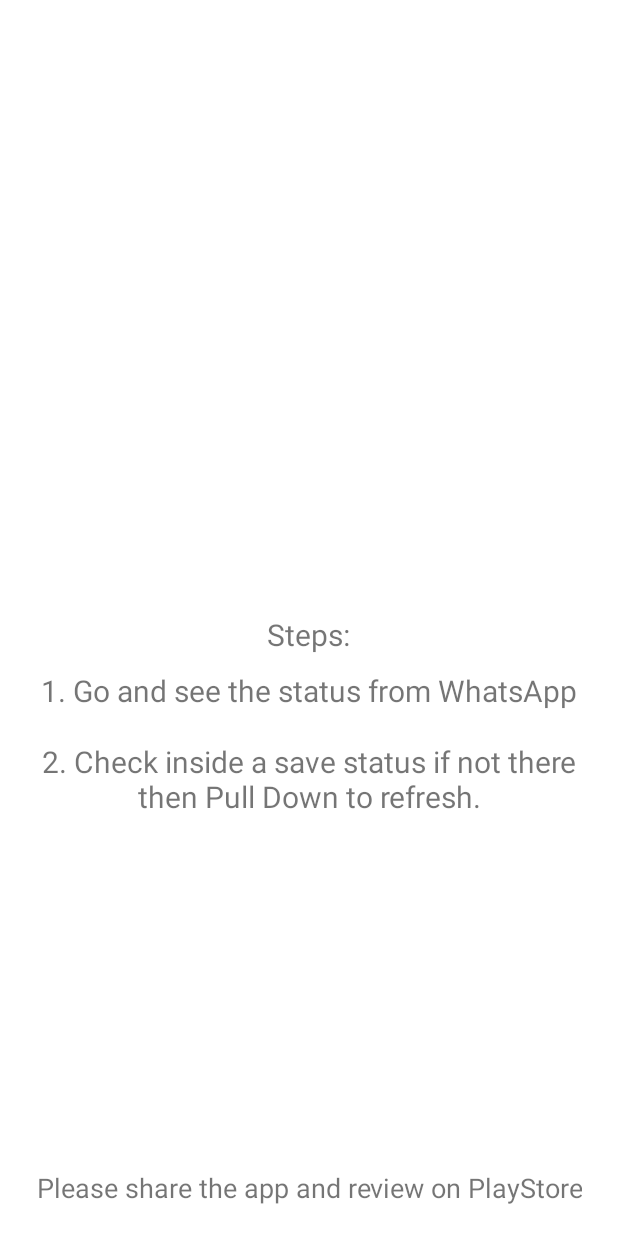
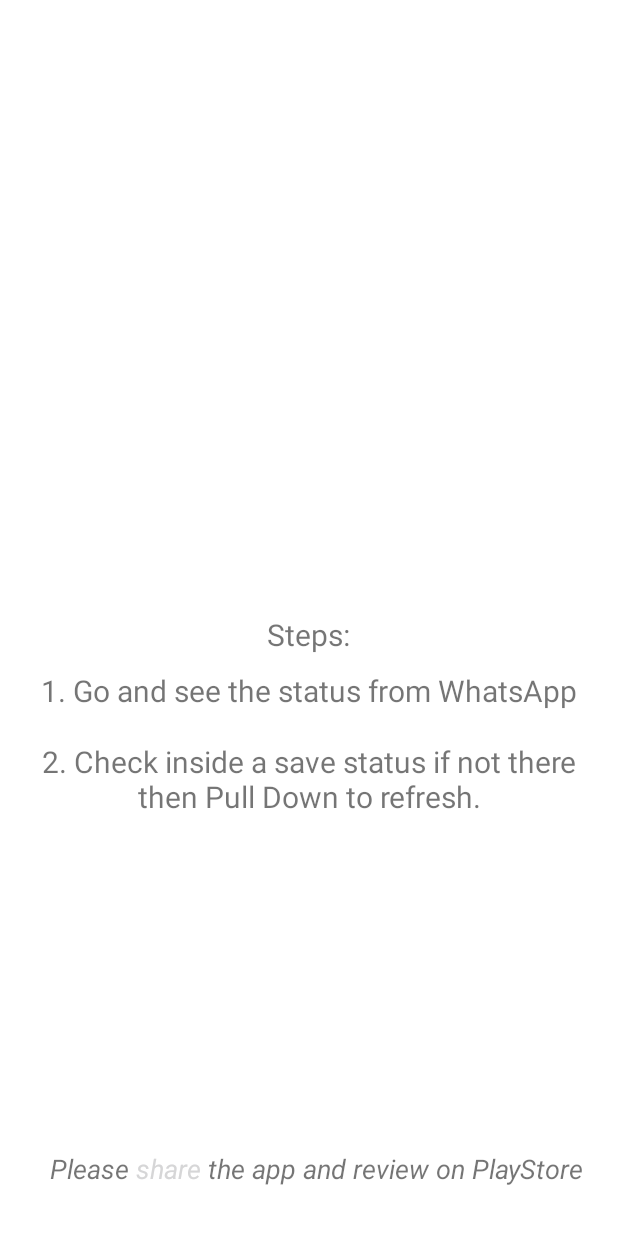
Before and after one commit to nero002/QuickText, an Android app: the fragment InfoFragment shown on its own in the app's theme, on a phone screen of 412 x 824 dp. Run offline under Robolectric (Android 15) with nearby library versions, the light colour scheme and no system bars; Roboto replaces fonts that are not available here.

Commit message:
11 support

```diff
--- a/app/build.gradle
+++ b/app/build.gradle
@@ -13,8 +13,8 @@ android {
         applicationId "com.nero.qtquicktext"
         minSdkVersion 21
         targetSdkVersion 30
-        versionCode 2
-        versionName "1.0.1"
+        versionCode 3
+        versionName "1.0.2"
 
         testInstrumentationRunner "androidx.test.runner.AndroidJUnitRunner"
     }
--- a/app/src/main/AndroidManifest.xml
+++ b/app/src/main/AndroidManifest.xml
@@ -10,6 +10,8 @@
         tools:ignore="ScopedStorage" />
     <queries>
         <package android:name="com.whatsapp" />
+        <package android:name="com.whatsapp.w4b" />
+
     </queries>
     <uses-permission
         android:name="android.permission.READ_EXTERNAL_STORAGE"
--- a/app/src/main/java/com/nero/qtquicktext/ui/saveStatus/SaveStatusFragment.kt
+++ b/app/src/main/java/com/nero/qtquicktext/ui/saveStatus/SaveStatusFragment.kt
@@ -17,7 +17,7 @@ import com.nero.qtquicktext.R
 import com.nero.qtquicktext.constant.Constant
 import com.nero.qtquicktext.ui.saveStatus.recyclerView.StatusModel
 import com.nero.qtquicktext.ui.saveStatus.recyclerView.StatusSaverAdapter
-import com.simplemobiletools.commons.extensions.sharePathIntent
+import com.nero.qtquicktext.util.sharePath
 import kotlinx.android.synthetic.main.fragment_save_status.*
 import java.io.File
 import java.util.*
@@ -87,8 +87,8 @@ class SaveStatusFragment : Fragment(R.layout.fragment_save_status), OnItemClick
 
     override fun share(statusModel: StatusModel) {
 
+        activity?.sharePath(statusModel.getPath().toString(), BuildConfig.APPLICATION_ID)
 
-        activity?.sharePathIntent(statusModel.getPath().toString(), BuildConfig.APPLICATION_ID)
 
     }
 
--- a/app/src/main/res/layout/fragment_info.xml
+++ b/app/src/main/res/layout/fragment_info.xml
@@ -1,5 +1,6 @@
 <?xml version="1.0" encoding="utf-8"?>
 <RelativeLayout xmlns:android="http://schemas.android.com/apk/res/android"
+    xmlns:app="http://schemas.android.com/apk/res-auto"
     xmlns:tools="http://schemas.android.com/tools"
     android:layout_width="match_parent"
     android:layout_height="match_parent"
@@ -31,13 +32,13 @@
             android:layout_height="wrap_content"
             android:layout_marginBottom="@dimen/dp_10"
             android:drawablePadding="@dimen/dp_10"
-            android:text="Steps:"
+            android:text="@string/steps"
             android:textSize="@dimen/sp_20" />
 
         <TextView
             android:layout_width="wrap_content"
             android:layout_height="wrap_content"
-            android:text="1. Go and see the status from WhatsApp"
+            android:text="@string/_1_go_and_see_the_status_from_whatsapp"
             android:textSize="@dimen/sp_20" />
 
         <TextView
@@ -45,27 +46,71 @@
             android:layout_height="wrap_content"
             android:layout_gravity="center"
             android:layout_marginTop="20dp"
-            android:text="2. Check inside a save status if not there then Pull Down to refresh."
+            android:text="@string/_2_check_inside_a_save_status_if_not_there_then_pull_down_to_refresh"
             android:textAlignment="center"
             android:textSize="@dimen/sp_20" />
 
 
     </LinearLayout>
 
-    <RelativeLayout
+    <androidx.constraintlayout.widget.ConstraintLayout
         android:layout_width="match_parent"
-        android:layout_height="wrap_content"
+        android:layout_height="50dp"
         android:layout_alignParentBottom="true"
+        android:layout_centerHorizontal="true"
         android:layout_marginBottom="@dimen/dp_20"
         android:orientation="vertical">
 
         <TextView
+            android:id="@+id/tvShare1"
             android:layout_width="wrap_content"
             android:layout_height="wrap_content"
             android:layout_centerHorizontal="true"
+            android:layout_marginStart="@dimen/dp_10"
             android:gravity="center"
-            android:text="Please share the app and review on PlayStore"
-            android:textSize="18sp" />
+            android:text="Please"
+            android:textSize="18sp"
+            android:textStyle="italic"
+            app:layout_constraintBottom_toBottomOf="parent"
+            app:layout_constraintEnd_toStartOf="@+id/tvShare"
+            app:layout_constraintHorizontal_bias="0.5"
+            app:layout_constraintHorizontal_chainStyle="packed"
+            app:layout_constraintStart_toStartOf="parent"
+            app:layout_constraintTop_toTopOf="parent" />
 
-    </RelativeLayout>
+        <TextView
+            android:id="@+id/tvShare"
+            android:layout_width="wrap_content"
+            android:layout_height="wrap_content"
+            android:layout_centerHorizontal="true"
+            android:layout_toRightOf="@id/tvShare1"
+            android:gravity="center"
+            android:text=" share "
+            android:textColor="@color/md_blue"
+            android:textSize="18sp"
+            android:textStyle="italic"
+            app:layout_constraintBottom_toBottomOf="parent"
+            app:layout_constraintEnd_toStartOf="@+id/tvShare2"
+            app:layout_constraintHorizontal_bias="0.5"
+            app:layout_constraintStart_toEndOf="@+id/tvShare1"
+            app:layout_constraintTop_toTopOf="parent" />
+
+        <TextView
+            android:id="@+id/tvShare2"
+            android:layout_width="wrap_content"
+            android:layout_height="wrap_content"
+            android:layout_centerHorizontal="true"
+            android:layout_toLeftOf="@id/tvShare"
+            android:layout_toRightOf="@id/tvShare1"
+            android:gravity="center"
+            android:text="the app and review on PlayStore"
+            android:textSize="18sp"
+            android:textStyle="italic"
+            app:layout_constraintBottom_toBottomOf="parent"
+            app:layout_constraintEnd_toEndOf="parent"
+            app:layout_constraintHorizontal_bias="0.5"
+            app:layout_constraintStart_toEndOf="@+id/tvShare"
+            app:layout_constraintTop_toTopOf="parent" />
+
+    </androidx.constraintlayout.widget.ConstraintLayout>
 </RelativeLayout>
--- a/app/src/main/res/values/strings.xml
+++ b/app/src/main/res/values/strings.xml
@@ -20,4 +20,7 @@
     <!-- TODO: Remove or change this placeholder text -->
     <string name="hello_blank_fragment">Hello blank fragment</string>
     <string name="info">Info</string>
+    <string name="_2_check_inside_a_save_status_if_not_there_then_pull_down_to_refresh">2. Check inside a save status if not there then Pull Down to refresh.</string>
+    <string name="_1_go_and_see_the_status_from_whatsapp">1. Go and see the status from WhatsApp</string>
+    <string name="steps">Steps:</string>
 </resources>
```
Also changed, not shown: app/src/main/java/com/nero/qtquicktext/ui/info/InfoFragment.kt (+18 -0 lines), app/src/main/java/com/nero/qtquicktext/ui/saveStatus/recyclerView/StatusSaverViewHolder.kt (+0 -7 lines), app/src/main/java/com/nero/qtquicktext/util/Bitmap.kt (deleted, +0 -41 lines), app/src/main/java/com/nero/qtquicktext/util/SharePath.kt (added, +46 -0 lines), app/src/main/java/com/nero/qtquicktext/util/ShareVideo.kt (deleted, +0 -36 lines), app/src/main/res/layout/fragment_home.xml (+17 -23 lines).
